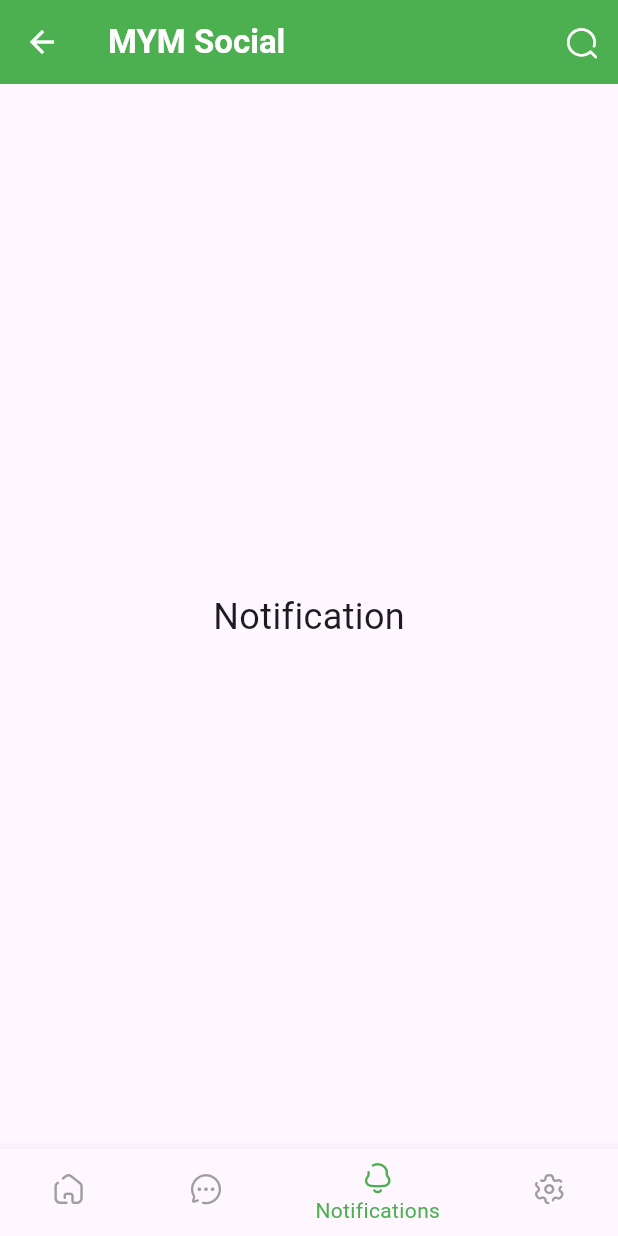
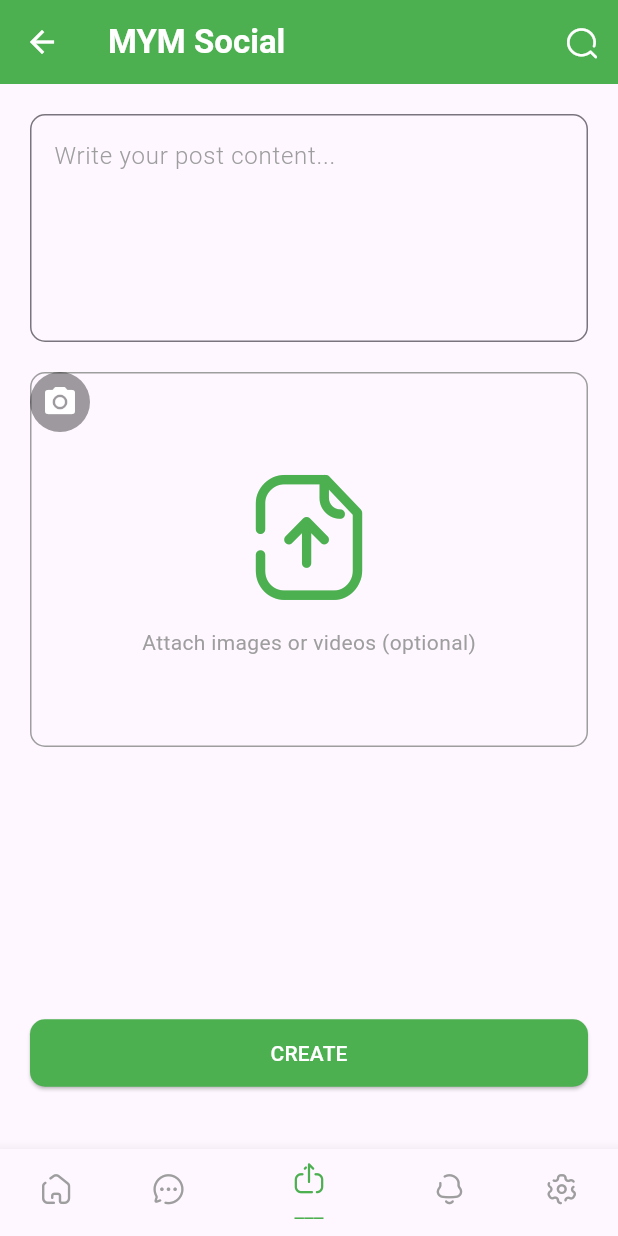
Before and after one commit to 3shmawi/social_app_firebase_3c, a Flutter app: the LayoutView screen opened directly, item 3 of the bottom bar chosen, on a phone screen of 412 x 824 dp. Run offline on Flutter 3.47's test engine with Material 3 defaults, Android fonts, the phone set to English and light mode, and no system bars; our stand-ins replace cloud_firestore, firebase_auth, firebase_core, firebase_storage, flutter_bloc, fluttertoast and 1 more; accounts and stored records are empty.

Commit message:
create post

```diff
--- a/lib/app/app.dart
+++ b/lib/app/app.dart
@@ -2,6 +2,7 @@
 import 'package:flutter_bloc/flutter_bloc.dart';
 import 'package:social_3c/controller/auth_ctrl.dart';
 import 'package:social_3c/controller/layout_ctrl.dart';
+import 'package:social_3c/controller/post_ctrl.dart';
 import 'package:social_3c/screens/splash.dart';
 
 class MyApp extends StatelessWidget {
@@ -13,6 +14,7 @@
       providers: [
         BlocProvider(create: (context) => LayoutCtrl()),
         BlocProvider(create: (context) => AuthCtrl()),
+        BlocProvider(create: (context) => PostCtrl()..getPosts()),
       ],
       child: const MaterialApp(
         debugShowCheckedModeBanner: false,
--- a/lib/controller/layout_ctrl.dart
+++ b/lib/controller/layout_ctrl.dart
@@ -3,6 +3,8 @@
 import 'package:social_3c/screens/layout/home/view.dart';
 import 'package:social_3c/screens/layout/notifications/view.dart';
 import 'package:social_3c/screens/layout/settings/view.dart';
+
+import '../screens/layout/create_post/view.dart';
 
 class LayoutCtrl extends Cubit<LayoutStates> {
   LayoutCtrl() : super(LayoutInitState());
@@ -10,6 +12,7 @@
   final screens = const [
     HomeView(),
     ChatView(),
+    CreatePostView(),
     NotificationView(),
     SettingsView(),
   ];
--- /dev/null
+++ b/lib/controller/post_ctrl.dart
@@ -0,0 +1,110 @@
+import 'dart:io';
+
+import 'package:cloud_firestore/cloud_firestore.dart';
+import 'package:firebase_storage/firebase_storage.dart';
+import 'package:flutter/material.dart';
+import 'package:flutter_bloc/flutter_bloc.dart';
+import 'package:image_picker/image_picker.dart';
+import 'package:social_3c/model/user.dart';
+import 'package:social_3c/screens/_resources/shared/toast.dart';
+
+import '../model/post.dart';
+
+class PostCtrl extends Cubit<PostStates> {
+  PostCtrl() : super(PostInitialState());
+
+  final _picker = ImagePicker();
+  final _fireStore = FirebaseFirestore.instance;
+  final _storage = FirebaseStorage.instance;
+  final contentCtrl = TextEditingController();
+  XFile? selectedMedia;
+
+  void createPost(UserModel user) async {
+    if (contentCtrl.text.isEmpty) {
+      AppToast.error("You should write anything first");
+      return;
+    }
+    emit(CreatePostLoadingState());
+
+    String? imgUrl;
+
+    if (selectedMedia != null) {
+      imgUrl = await _uploadMediaToGetDownloadUrl(File(selectedMedia!.path));
+    }
+    final newId = DateTime.now().toIso8601String();
+    final newPost = PostModel(
+      postId: newId,
+      createdAt: DateTime.now(),
+      updatedAt: DateTime.now(),
+      content: contentCtrl.text,
+      user: user,
+      mediaUrl: imgUrl,
+    );
+
+    _fireStore
+        .collection("MYM_Posts")
+        .doc(newId)
+        .set(newPost.toMap())
+        .then((value) {
+      AppToast.success("Post created successfully");
+      getPosts();
+      contentCtrl.clear();
+      selectedMedia = null;
+    }).catchError((error) {
+      AppToast.error("Error creating post: ${error.message}");
+      emit(CreatePostErrorState());
+    });
+  }
+
+  Future<String> _uploadMediaToGetDownloadUrl(File file) async {
+    final storageRef = _storage.ref().child('media/${DateTime.now()}');
+    final uploadTask = storageRef.putFile(file);
+    final snapshot = await uploadTask.whenComplete(() {});
+    final downloadUrl = await snapshot.ref.getDownloadURL();
+    return downloadUrl.toString();
+  }
+
+  Future<void> pickMedia() async {
+    selectedMedia = null;
+    final image = await _picker.pickImage(source: ImageSource.gallery);
+    selectedMedia = image;
+    emit(PickMediaState());
+  }
+
+  List<PostModel> posts = [];
+
+  void getPosts() {
+    emit(GetPostsLoadingState());
+    _fireStore
+        .collection("MYM_Posts")
+        .orderBy("createdAt", descending: true)
+        .get()
+        .then((querySnapshot) {
+      posts = querySnapshot.docs
+          .map((doc) => PostModel.fromMap(doc.data()))
+          .toList();
+      emit(GetPostsSuccessState());
+    }).catchError((error) {
+      AppToast.error("Error getting posts: ${error.message}");
+      emit(GetPostsErrorState());
+    });
+  }
+}
+
+abstract class PostStates {}
+
+class PostInitialState extends PostStates {}
+
+class CreatePostLoadingState extends PostStates {}
+
+class CreatePostSuccessState extends PostStates {}
+
+class CreatePostErrorState extends PostStates {}
+
+class GetPostsLoadingState extends PostStates {}
+
+class GetPostsSuccessState extends PostStates {}
+
+class GetPostsErrorState extends PostStates {}
+
+class PickMediaState extends PostStates {}
--- /dev/null
+++ b/lib/model/post.dart
@@ -0,0 +1,41 @@
+import 'package:social_3c/model/user.dart';
+
+class PostModel {
+  final String postId;
+  final DateTime createdAt;
+  final DateTime updatedAt;
+  final String content;
+  final String? mediaUrl;
+  final UserModel user;
+
+  PostModel({
+    required this.postId,
+    required this.createdAt,
+    required this.updatedAt,
+    required this.content,
+    this.mediaUrl,
+    required this.user,
+  });
+
+  Map<String, dynamic> toMap() {
+    return {
+      'postId': postId,
+      'createdAt': createdAt.toString(),
+      'updatedAt': updatedAt.toString(),
+      'content': content,
+      'mediaUrl': mediaUrl,
+      'user': user.toJson(),
+    };
+  }
+
+  factory PostModel.fromMap(Map<String, dynamic> json) {
+    return PostModel(
+      postId: json['postId'],
+      createdAt: DateTime.parse(json['createdAt']),
+      updatedAt: DateTime.parse(json['updatedAt']),
+      content: json['content'],
+      mediaUrl: json['mediaUrl'],
+      user: UserModel.fromMap(json['user']),
+    );
+  }
+}
--- /dev/null
+++ b/lib/screens/layout/create_post/view.dart
@@ -0,0 +1,136 @@
+import 'dart:io';
+
+import 'package:flutter/material.dart';
+import 'package:flutter_bloc/flutter_bloc.dart';
+import 'package:social_3c/controller/auth_ctrl.dart';
+import 'package:social_3c/controller/post_ctrl.dart';
+import 'package:social_3c/screens/_resources/assets_path/icon_broken.dart';
+import 'package:social_3c/screens/_resources/shared/toast.dart';
+
+class CreatePostView extends StatelessWidget {
+  const CreatePostView({super.key});
+
+  @override
+  Widget build(BuildContext context) {
+    return BlocConsumer<PostCtrl, PostStates>(
+      listener: (context, state) {
+        // TODO: implement listener
+      },
+      builder: (context, state) {
+        final cubit = context.read<PostCtrl>();
+        return Padding(
+          padding: const EdgeInsets.all(20.0),
+          child: Column(
+            children: [
+              TextField(
+                controller: cubit.contentCtrl,
+                minLines: 5,
+                maxLines: 5,
+                decoration: InputDecoration(
+                  border: OutlineInputBorder(
+                    borderRadius: BorderRadius.circular(10),
+                  ),
+                  hintText: 'Write your post content...',
+                  hintStyle: const TextStyle(
+                    color: Colors.grey,
+                    fontWeight: FontWeight.w300,
+                  ),
+                ),
+              ),
+              const SizedBox(height: 20),
+              Stack(
+                children: [
+                  Container(
+                    width: double.infinity,
+                    height: 250,
+                    decoration: BoxDecoration(
+                      image: cubit.selectedMedia != null
+                          ? DecorationImage(
+                              fit: BoxFit.cover,
+                              image: FileImage(
+                                File(
+                                  cubit.selectedMedia!.path,
+                                ),
+                              ),
+                            )
+                          : null,
+                      border: Border.all(
+                        color: Colors.grey,
+                        width: 1,
+                      ),
+                      borderRadius: BorderRadius.circular(10),
+                    ),
+                    child: cubit.selectedMedia == null
+                        ? const Center(
+                            child: Column(
+                              mainAxisAlignment: MainAxisAlignment.center,
+                              children: [
+                                Icon(
+                                  IconBroken.paperUpload,
+                                  color: Colors.green,
+                                  size: 100,
+                                ),
+                                SizedBox(height: 10),
+                                Text(
+                                  'Attach images or videos (optional)',
+                                  style: TextStyle(
+                                    color: Colors.grey,
+                                  ),
+                                ),
+                              ],
+                            ),
+                          )
+                        : null,
+                  ),
+                  CircleAvatar(
+                    backgroundColor: Colors.black38,
+                    child: IconButton(
+                      onPressed: () {
+                        cubit.pickMedia();
+                      },
+                      icon: const Icon(
+                        Icons.photo_camera,
+                        color: Colors.white,
+                      ),
+                    ),
+                  ),
+                ],
+              ),
+              const Spacer(),
+              ElevatedButton(
+                style: ElevatedButton.styleFrom(
+                  backgroundColor: Colors.green,
+                  foregroundColor: Colors.white,
+                  minimumSize: const Size(double.infinity, 45),
+                  shape: RoundedRectangleBorder(
+                    borderRadius: BorderRadius.circular(10),
+                  ),
+                ),
+                onPressed: state is CreatePostLoadingState
+                    ? null
+                    : () {
+                        final user = context.read<AuthCtrl>().myData;
+
+                        if (user == null) {
+                          AppToast.error("You must login to create a new post");
+                        } else {
+                          cubit.createPost(user);
+                        }
+                      },
+                child: const Text('CREATE'),
+              ),
+              if (state is CreatePostLoadingState)
+                const Padding(
+                  padding: EdgeInsets.all(8.0),
+                  child: LinearProgressIndicator(
+                    color: Colors.green,
+                  ),
+                ),
+              const SizedBox(height: 20),
+            ],
+          ),
+        );
+      },
+    );
+  }
+}
--- a/lib/screens/layout/home/widgets.dart
+++ b/lib/screens/layout/home/widgets.dart
@@ -1,9 +1,12 @@
 import 'package:flutter/material.dart';
+import 'package:social_3c/model/post.dart';
 
 import '../../_resources/assets_path/icon_broken.dart';
 
 class PostCardItem extends StatelessWidget {
-  const PostCardItem({super.key});
+  const PostCardItem(this.post, {super.key});
+
+  final PostModel post;
 
   @override
   Widget build(BuildContext context) {
@@ -17,13 +20,13 @@
           children: [
             Row(
               children: [
-                const CircleAvatar(
+                CircleAvatar(
                   radius: 27,
                   backgroundColor: Colors.green,
                   child: CircleAvatar(
                     radius: 25,
                     backgroundImage: NetworkImage(
-                      'https://picsum.photos/150/150',
+                      post.user.imgUrl,
                     ),
                   ),
                 ),
@@ -33,15 +36,15 @@
                     child: Column(
                       crossAxisAlignment: CrossAxisAlignment.start,
                       children: [
-                        const Text(
-                          "<NAME>",
-                          style: TextStyle(
+                        Text(
+                          post.user.name,
+                          style: const TextStyle(
                             fontSize: 18,
                             fontWeight: FontWeight.bold,
                           ),
                         ),
                         Text(
-                          "1h .ago",
+                          post.createdAt.toString(),
                           style: TextStyle(
                             fontSize: 14,
                             color: Colors.grey.shade400,
@@ -55,21 +58,20 @@
               ],
             ),
             const Divider(color: Colors.green),
-            const Text(
-              "Lorem ipsum dolor sit amet, consectetur adipiscing elit. Sed consectetur orci eget neque tincidunt, ac tristique felis sagittis. Integer volutpat, ex vel varius finibus, mauris mauris consectetur ex, id interdum justo ipsum eu lectus.",
-              style: TextStyle(fontSize: 16),
+            Text(
+              post.content,
+              style: const TextStyle(fontSize: 16),
             ),
-            //todo if there is an image
-            if (true) ...[
+            if (post.mediaUrl != null) ...[
               const SizedBox(height: 10),
               Container(
                 height: 200,
                 decoration: BoxDecoration(
                   border: Border.all(color: Colors.green),
                   borderRadius: BorderRadius.circular(10),
-                  image: const DecorationImage(
+                  image: DecorationImage(
                     image: NetworkImage(
-                      "https://picsum.photos/150/150",
+                      post.mediaUrl!,
                     ),
                     fit: BoxFit.cover,
                   ),
--- a/lib/screens/layout/layout_view.dart
+++ b/lib/screens/layout/layout_view.dart
@@ -49,6 +49,10 @@
                 label: "Chat",
               ),
               BottomNavigationBarItem(
+                icon: Icon(IconBroken.upload),
+                label: "___",
+              ),
+              BottomNavigationBarItem(
                 icon: Icon(IconBroken.notification),
                 label: "Notifications",
               ),
--- a/pubspec.yaml
+++ b/pubspec.yaml
@@ -40,6 +40,8 @@
   flutter_bloc: ^8.1.6
   firebase_auth: ^5.1.2
   fluttertoast: ^8.2.6
+  image_picker: ^1.1.2
+  firebase_storage: ^12.1.3
 
 dev_dependencies:
   flutter_test:
```
Also changed, not shown: lib/screens/layout/home/view.dart (+10 -3 lines), pubspec.lock, 5 other files.
